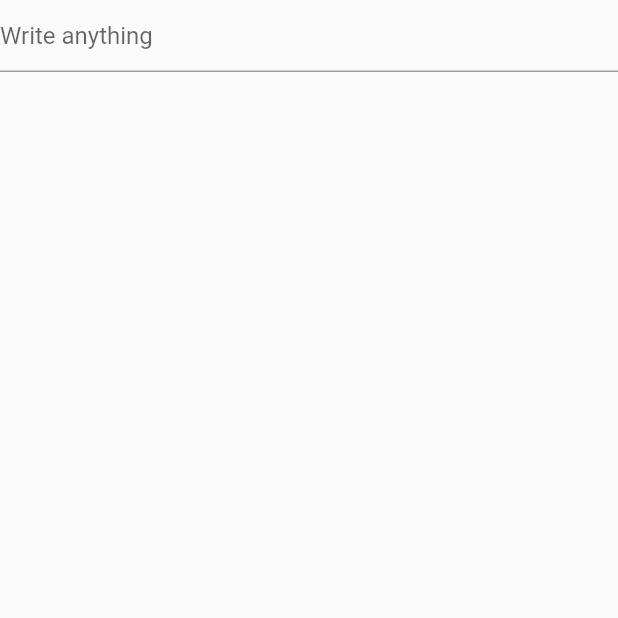
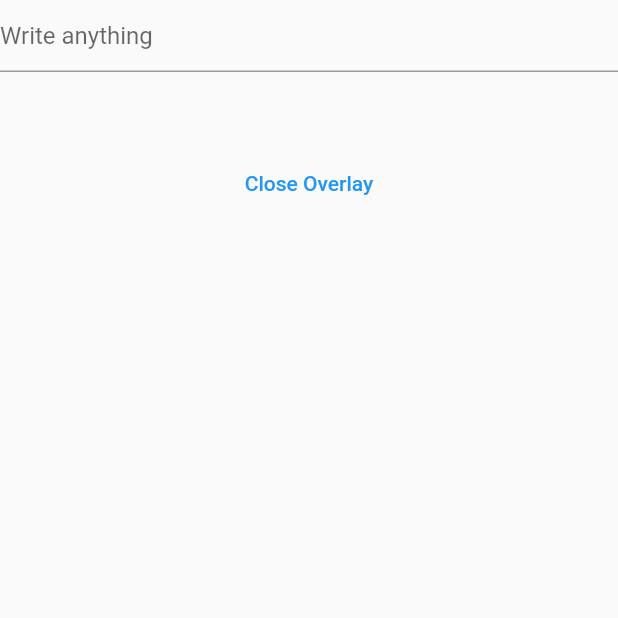
Before and after one commit to X-SLAYER/flutter_overlay_window, a Flutter app: the TextFieldOverlay screen opened directly, on a phone screen of 412 x 824 dp, the top half of it. Run offline on Flutter 3.47's test engine with Material 2 defaults, Android fonts, the phone set to English and light mode, and no system bars; statements that could not run were skipped.

Commit message:
some test on the overlay closing

```diff
--- a/example/lib/home_page.dart
+++ b/example/lib/home_page.dart
@@ -54,7 +54,6 @@ class _HomePageState extends State<HomePage> {
                   overlayTitle: "X-SLAYER",
                   flag: OverlayFlag.focusPointer,
                   alignment: OverlayAlignment.center,
-                  height: 500,
                 );
 
                 /// call this instead if you want to test clicks over the overlay
--- a/example/lib/main.dart
+++ b/example/lib/main.dart
@@ -1,6 +1,5 @@
 import 'package:flutter/material.dart';
 import 'package:flutter_overlay_window_example/home_page.dart';
-import 'package:flutter_overlay_window_example/overlays/clickable_overlay.dart';
 import 'package:flutter_overlay_window_example/overlays/text_field_overlay.dart';
 
 void main() {
--- a/example/lib/overlays/text_field_overlay.dart
+++ b/example/lib/overlays/text_field_overlay.dart
@@ -33,10 +33,17 @@ class _TextFieldOverlayState extends State<TextFieldOverlay> {
         body: SafeArea(
           child: Center(
             child: Column(
-              children: const [
-                TextField(
+              children: [
+                const TextField(
                   decoration: InputDecoration(hintText: "Write anything"),
                 ),
+                const SizedBox(height: 50.0),
+                TextButton(
+                  onPressed: () {
+                    FlutterOverlayWindow.closeOverlay();
+                  },
+                  child: const Text("Close Overlay"),
+                )
               ],
             ),
           ),
```
Also changed, not shown: 1 other file.
